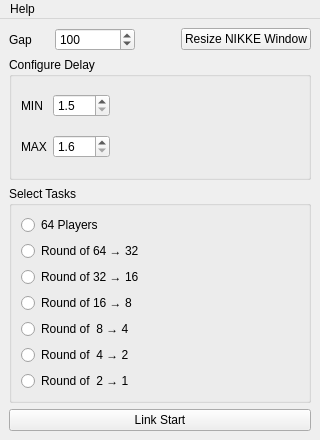
Old version of the form src/ui/design/main.ui in the repository iBakuman/nikke-data-collector.
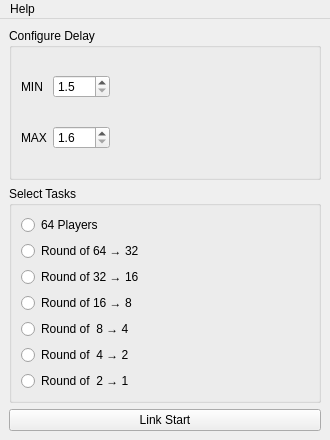
New version of the form.

Diff of the .ui file:
```diff
--- a/src/ui/design/main.ui
+++ b/src/ui/design/main.ui
@@ -6,7 +6,7 @@
    <rect>
     <x>0</x>
     <y>0</y>
-    <width>320</width>
+    <width>330</width>
     <height>440</height>
    </rect>
   </property>
@@ -18,14 +18,14 @@
   </property>
   <property name="minimumSize">
    <size>
-    <width>320</width>
+    <width>330</width>
     <height>440</height>
    </size>
   </property>
   <property name="maximumSize">
    <size>
-    <width>300</width>
-    <height>400</height>
+    <width>330</width>
+    <height>440</height>
    </size>
   </property>
   <property name="windowTitle">
@@ -36,53 +36,6 @@
     <bool>true</bool>
    </property>
    <layout class="QVBoxLayout" name="appLayout">
-    <item>
-     <layout class="QHBoxLayout" name="horizontalLayout" stretch="1,2,0,2">
-      <item>
-       <widget class="QLabel" name="label_3">
-        <property name="text">
-         <string>Gap</string>
-        </property>
-       </widget>
-      </item>
-      <item>
-       <widget class="QSpinBox" name="gapSpin">
-        <property name="minimum">
-         <number>20</number>
-        </property>
-        <property name="maximum">
-         <number>1000</number>
-        </property>
-        <property name="singleStep">
-         <number>5</number>
-        </property>
-        <property name="value">
-         <number>100</number>
-        </property>
-       </widget>
-      </item>
-      <item>
-       <spacer name="horizontalSpacer_3">
-        <property name="orientation">
-         <enum>Qt::Orientation::Horizontal</enum>
-        </property>
-        <property name="sizeHint" stdset="0">
-         <size>
-          <width>40</width>
-          <height>20</height>
-         </size>
-        </property>
-       </spacer>
-      </item>
-      <item>
-       <widget class="QPushButton" name="resizeWindowBtn">
-        <property name="text">
-         <string>Resize NIKKE Window</string>
-        </property>
-       </widget>
-      </item>
-     </layout>
-    </item>
     <item>
      <widget class="QGroupBox" name="groupBox_2">
       <property name="title">
@@ -236,7 +189,7 @@
     <rect>
      <x>0</x>
      <y>0</y>
-     <width>320</width>
+     <width>330</width>
      <height>33</height>
     </rect>
    </property>
```
